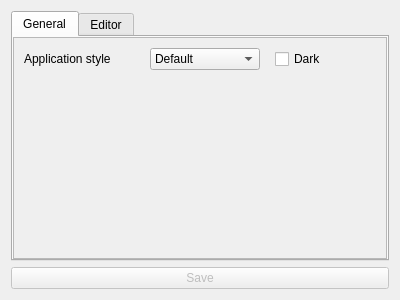
Above: src/ui/settingsform.ui from BowDown097/DecompIL before the change. Below: the same form after it.
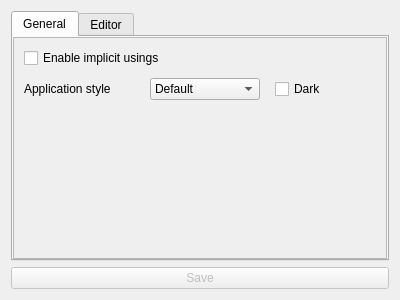
That is the form after the change.

Commit message: Add setting for implicit usings

```diff
--- a/src/ui/settingsform.ui
+++ b/src/ui/settingsform.ui
@@ -50,7 +50,7 @@
             <x>0</x>
             <y>0</y>
             <width>376</width>
-            <height>48</height>
+            <height>82</height>
            </rect>
           </property>
           <property name="sizePolicy">
@@ -75,6 +75,13 @@
            <property name="bottomMargin">
             <number>10</number>
            </property>
+           <item>
+            <widget class="QCheckBox" name="implicitUsings">
+             <property name="text">
+              <string>Enable implicit usings</string>
+             </property>
+            </widget>
+           </item>
            <item>
             <layout class="QHBoxLayout" name="horizontalLayout">
              <property name="spacing">
```
The commit also changes 7 other files.
